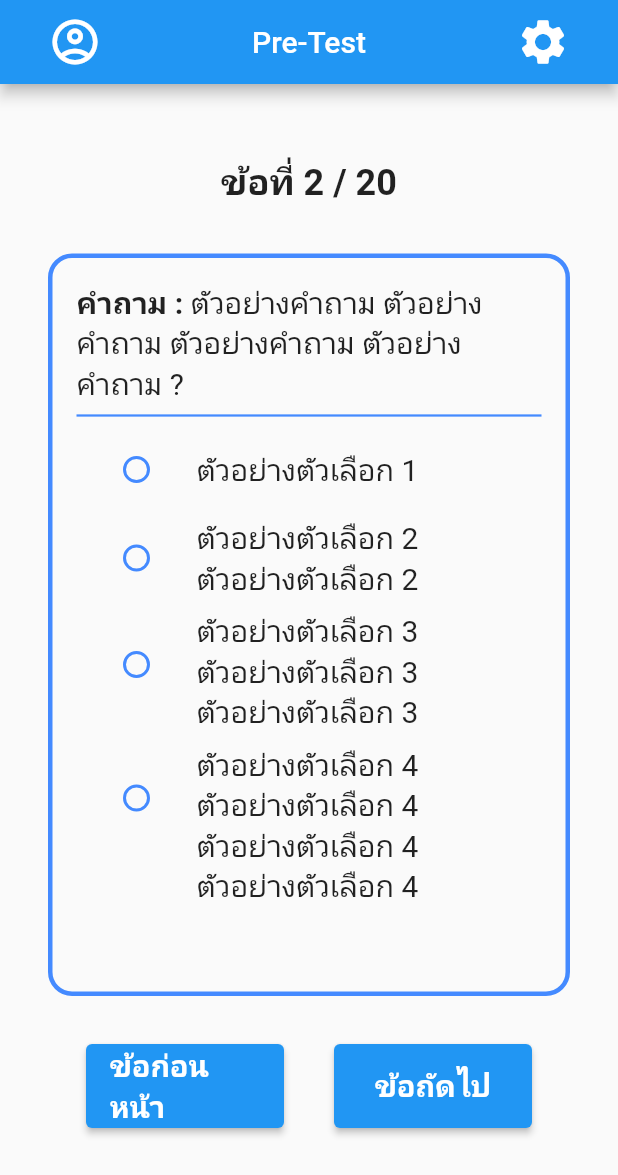
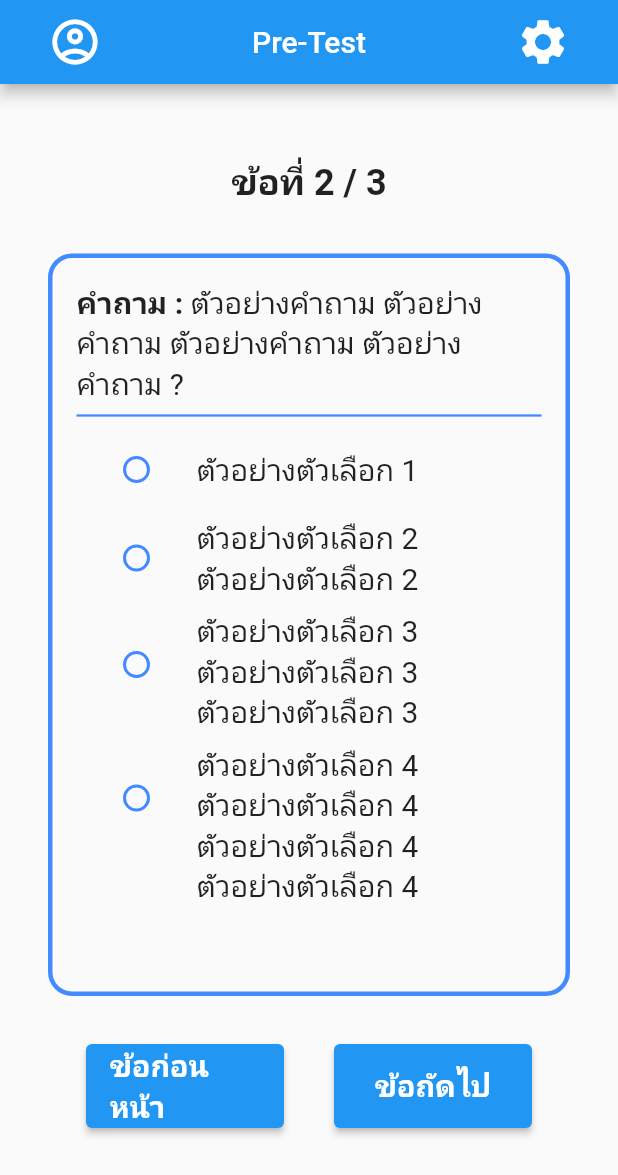
Before and after one commit to korkeng/flutter-sample-app, a Flutter app: the PreTestPage screen opened directly, after a tap on "ข้อถัดไป", on a phone screen of 412 x 824 dp. Shown: the top 1175 px of the screen. Run offline on Flutter 3.47's test engine with Material 2 defaults, Android fonts, the phone set to English and light mode, and no system bars; our stand-ins replace easy_localization; Roboto replaces fonts that are missing (Subject Condensed).

Commit message:
Change logic to handle number of maxTask

```diff
--- a/lib/src/pages/pre_test_page.dart
+++ b/lib/src/pages/pre_test_page.dart
@@ -14,13 +14,15 @@ class PreTestPage extends StatefulWidget {
 class _PreTestPageState extends State<PreTestPage> {
   int _currentTask = 1;
   final List<int> _currentAnswer = [];
-  final int _maxTask = 20;
+  int? _maxTask;
+
   final List<QuestionModel> questionList = Question.getQuestionList;
 
   @override
   void initState() {
     super.initState();
     _setDefaultDataToList();
+    _maxTask = questionList.length;
   }
 
   void _setDefaultDataToList() {
@@ -157,7 +159,7 @@ class _PreTestPageState extends State<PreTestPage> {
                   ),
                   ElevatedButton(
                     onPressed: () {
-                      if (_currentTask >= 20) {
+                      if (_currentTask >= _maxTask!) {
                         print('Complete test');
                         // TODO: Navigate to Test - Result screen
                         return;
@@ -176,7 +178,8 @@ class _PreTestPageState extends State<PreTestPage> {
                       ),
                       fixedSize: MaterialStateProperty.all(const Size(132, 56)),
                     ),
-                    child: Text(_currentTask >= 20 ? 'ส่งคำตอบ' : 'ข้อถัดไป'),
+                    child: Text(
+                        _currentTask >= _maxTask! ? 'ส่งคำตอบ' : 'ข้อถัดไป'),
                   ),
                 ],
               ),
```
